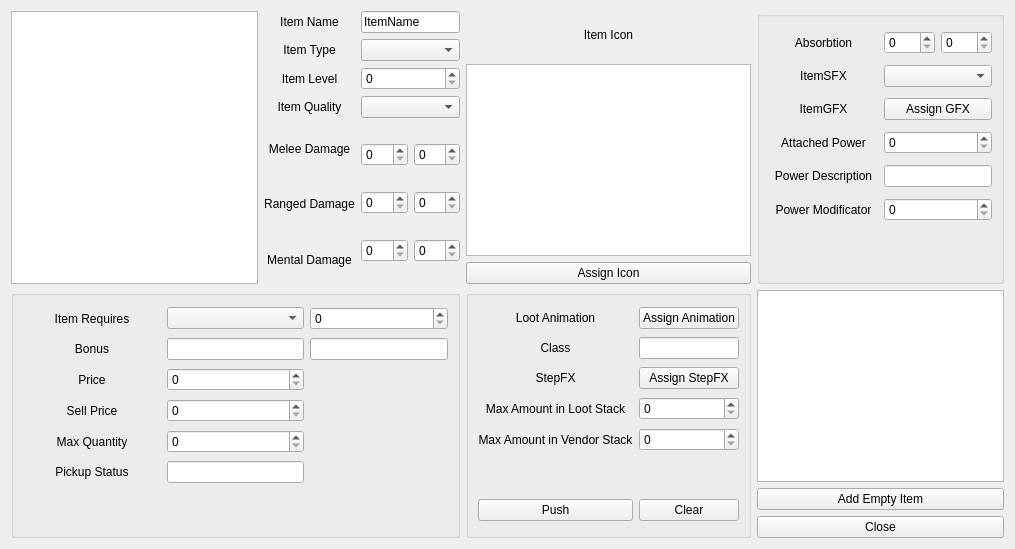
Old version of the form itemswidget.ui in the repository igorko/FlareFramework.
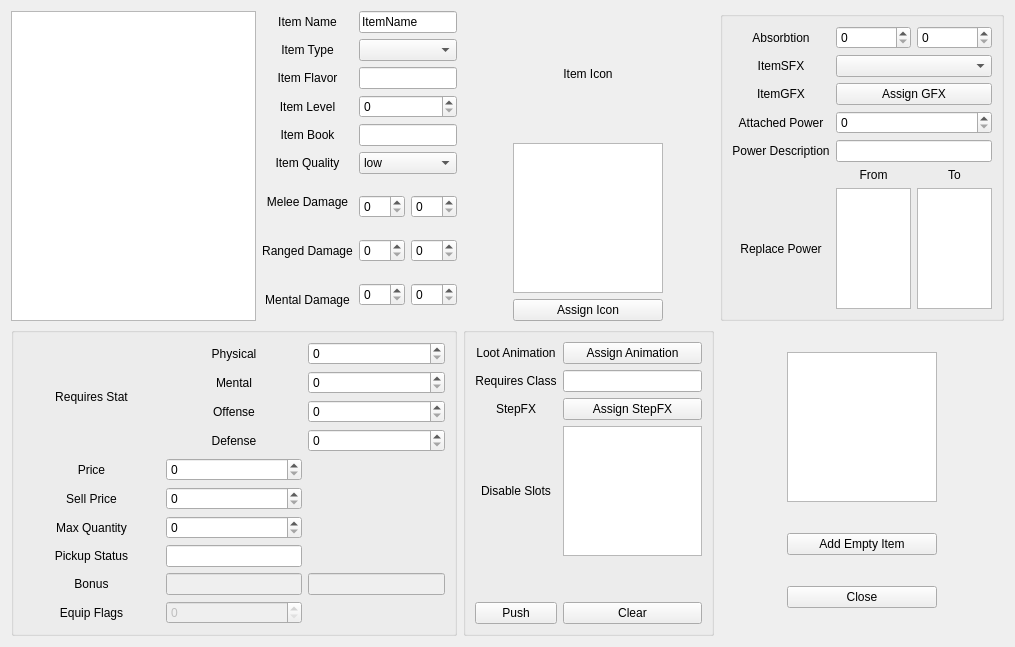
New version of the form.

Commit message: improve items handling

```diff
--- a/itemswidget.ui
+++ b/itemswidget.ui
@@ -1,284 +1,19 @@
 <?xml version="1.0" encoding="UTF-8"?>
 <ui version="4.0">
  <class>ItemsWidget</class>
- <widget class="QWidget" name="Form">
+ <widget class="QWidget" name="ItemsWidget">
   <property name="geometry">
    <rect>
     <x>0</x>
     <y>0</y>
     <width>1015</width>
-    <height>549</height>
+    <height>647</height>
    </rect>
   </property>
   <property name="windowTitle">
    <string>Form</string>
   </property>
   <layout class="QGridLayout" name="gridLayout">
-   <item row="1" column="3">
-    <layout class="QVBoxLayout" name="ProcessLayout">
-     <item>
-      <widget class="QGraphicsView" name="graphicsView">
-       <property name="sizePolicy">
-        <sizepolicy hsizetype="Preferred" vsizetype="Fixed">
-         <horstretch>0</horstretch>
-         <verstretch>0</verstretch>
-        </sizepolicy>
-       </property>
-      </widget>
-     </item>
-     <item>
-      <widget class="QPushButton" name="addNewItem">
-       <property name="text">
-        <string>Add Empty Item</string>
-       </property>
-      </widget>
-     </item>
-     <item>
-      <widget class="QPushButton" name="itemClose">
-       <property name="text">
-        <string>Close</string>
-       </property>
-      </widget>
-     </item>
-    </layout>
-   </item>
-   <item row="1" column="2">
-    <widget class="QGroupBox" name="Loot">
-     <property name="autoFillBackground">
-      <bool>true</bool>
-     </property>
-     <layout class="QGridLayout" name="gridLayout_4">
-      <item row="0" column="1">
-       <widget class="QPushButton" name="assignAnimBtn">
-        <property name="text">
-         <string>Assign Animation</string>
-        </property>
-       </widget>
-      </item>
-      <item row="2" column="0">
-       <widget class="QLabel" name="label_19">
-        <property name="text">
-         <string>StepFX</string>
-        </property>
-        <property name="alignment">
-         <set>Qt::AlignCenter</set>
-        </property>
-       </widget>
-      </item>
-      <item row="3" column="1">
-       <widget class="QSpinBox" name="maxLootSpb"/>
-      </item>
-      <item row="4" column="1">
-       <widget class="QSpinBox" name="maxVendorSpb"/>
-      </item>
-      <item row="1" column="1">
-       <widget class="QLineEdit" name="ClassEdit">
-        <property name="sizePolicy">
-         <sizepolicy hsizetype="Preferred" vsizetype="Fixed">
-          <horstretch>0</horstretch>
-          <verstretch>0</verstretch>
-         </sizepolicy>
-        </property>
-       </widget>
-      </item>
-      <item row="4" column="0">
-       <widget class="QLabel" name="label_21">
-        <property name="text">
-         <string>Max Amount in Vendor Stack</string>
-        </property>
-        <property name="alignment">
-         <set>Qt::AlignCenter</set>
-        </property>
-       </widget>
-      </item>
-      <item row="1" column="0">
-       <widget class="QLabel" name="label_22">
-        <property name="text">
-         <string>Class</string>
-        </property>
-        <property name="alignment">
-         <set>Qt::AlignCenter</set>
-        </property>
-       </widget>
-      </item>
-      <item row="5" column="0">
-       <spacer name="verticalSpacer_3">
-        <property name="orientation">
-         <enum>Qt::Vertical</enum>
-        </property>
-        <property name="sizeType">
-         <enum>QSizePolicy::Minimum</enum>
-        </property>
-        <property name="sizeHint" stdset="0">
-         <size>
-          <width>20</width>
-          <height>40</height>
-         </size>
-        </property>
-       </spacer>
-      </item>
-      <item row="6" column="0">
-       <widget class="QPushButton" name="pushBtn">
-        <property name="text">
-         <string>Push</string>
-        </property>
-       </widget>
-      </item>
-      <item row="0" column="0">
-       <widget class="QLabel" name="label_20">
-        <property name="text">
-         <string>Loot Animation</string>
-        </property>
-        <property name="alignment">
-         <set>Qt::AlignCenter</set>
-        </property>
-       </widget>
-      </item>
-      <item row="2" column="1">
-       <widget class="QPushButton" name="assignStepBtn">
-        <property name="text">
-         <string>Assign StepFX</string>
-        </property>
-       </widget>
-      </item>
-      <item row="3" column="0">
-       <widget class="QLabel" name="label_23">
-        <property name="text">
-         <string>Max Amount in Loot Stack</string>
-        </property>
-        <property name="alignment">
-         <set>Qt::AlignCenter</set>
-        </property>
-       </widget>
-      </item>
-      <item row="6" column="1">
-       <widget class="QPushButton" name="clearBtn">
-        <property name="text">
-         <string>Clear</string>
-        </property>
-       </widget>
-      </item>
-     </layout>
-    </widget>
-   </item>
-   <item row="0" column="1">
-    <layout class="QGridLayout" name="BaseLayout">
-     <item row="0" column="0">
-      <widget class="QLabel" name="ItemNameLabel">
-       <property name="text">
-        <string>Item Name</string>
-       </property>
-       <property name="alignment">
-        <set>Qt::AlignCenter</set>
-       </property>
-      </widget>
-     </item>
-     <item row="2" column="0">
-      <widget class="QLabel" name="ItemLevelLabel">
-       <property name="text">
-        <string>Item Level</string>
-       </property>
-       <property name="alignment">
-        <set>Qt::AlignCenter</set>
-       </property>
-      </widget>
-     </item>
-     <item row="6" column="0">
-      <widget class="QLabel" name="MentalDmLabel">
-       <property name="text">
-        <string>Mental Damage</string>
-       </property>
-       <property name="alignment">
-        <set>Qt::AlignCenter</set>
-       </property>
-      </widget>
-     </item>
-     <item row="5" column="0">
-      <widget class="QLabel" name="RangedDmLabel">
-       <property name="text">
-        <string>Ranged Damage</string>
-       </property>
-       <property name="alignment">
-        <set>Qt::AlignCenter</set>
-       </property>
-      </widget>
-     </item>
-     <item row="3" column="0">
-      <widget class="QLabel" name="ItemQuantityLabel">
-       <property name="text">
-        <string>Item Quality</string>
-       </property>
-       <property name="alignment">
-        <set>Qt::AlignCenter</set>
-       </property>
-      </widget>
-     </item>
-     <item row="4" column="0">
-      <widget class="QLabel" name="MeleeDmLabel">
-       <property name="text">
-        <string>Melee Damage</string>
-       </property>
-       <property name="alignment">
-        <set>Qt::AlignCenter</set>
-       </property>
-      </widget>
-     </item>
-     <item row="1" column="0">
-      <widget class="QLabel" name="ItemTypeLabel">
-       <property name="text">
-        <string>Item Type</string>
-       </property>
-       <property name="alignment">
-        <set>Qt::AlignCenter</set>
-       </property>
-      </widget>
-     </item>
-     <item row="0" column="1">
-      <widget class="QLineEdit" name="itemName">
-       <property name="sizePolicy">
-        <sizepolicy hsizetype="Preferred" vsizetype="Fixed">
-         <horstretch>0</horstretch>
-         <verstretch>0</verstretch>
-        </sizepolicy>
-       </property>
-       <property name="text">
-        <string>ItemName</string>
-       </property>
-      </widget>
-     </item>
-     <item row="1" column="1">
-      <widget class="QComboBox" name="itemTypeCB"/>
-     </item>
-     <item row="2" column="1">
-      <widget class="QSpinBox" name="itemLvlSpin"/>
-     </item>
-     <item row="3" column="1">
-      <widget class="QComboBox" name="itemQualityCB"/>
-     </item>
-     <item row="4" column="1" rowspan="3">
-      <layout class="QGridLayout" name="gridLayout_5">
-       <item row="2" column="0">
-        <widget class="QSpinBox" name="mentalMin"/>
-       </item>
-       <item row="0" column="0">
-        <widget class="QSpinBox" name="meleeMin"/>
-       </item>
-       <item row="1" column="0">
-        <widget class="QSpinBox" name="rangMin"/>
-       </item>
-       <item row="0" column="1">
-        <widget class="QSpinBox" name="meleeMax"/>
-       </item>
-       <item row="1" column="1">
-        <widget class="QSpinBox" name="rangMax"/>
-       </item>
-       <item row="2" column="1">
-        <widget class="QSpinBox" name="mentalMax"/>
-       </item>
-      </layout>
-     </item>
-    </layout>
-   </item>
    <item row="0" column="0">
     <layout class="QVBoxLayout" name="NothingLayout">
      <item>
@@ -293,43 +28,144 @@
      </item>
     </layout>
    </item>
+   <item row="0" column="2">
+    <layout class="QGridLayout" name="gridLayout_3">
+     <item row="0" column="0">
+      <widget class="QLabel" name="ItemIconLabel">
+       <property name="sizePolicy">
+        <sizepolicy hsizetype="Preferred" vsizetype="Preferred">
+         <horstretch>0</horstretch>
+         <verstretch>0</verstretch>
+        </sizepolicy>
+       </property>
+       <property name="text">
+        <string>Item Icon</string>
+       </property>
+       <property name="alignment">
+        <set>Qt::AlignCenter</set>
+       </property>
+      </widget>
+     </item>
+     <item row="1" column="0">
+      <widget class="QGraphicsView" name="graphicsView_2">
+       <property name="sizePolicy">
+        <sizepolicy hsizetype="Preferred" vsizetype="Fixed">
+         <horstretch>0</horstretch>
+         <verstretch>0</verstretch>
+        </sizepolicy>
+       </property>
+       <property name="maximumSize">
+        <size>
+         <width>150</width>
+         <height>150</height>
+        </size>
+       </property>
+      </widget>
+     </item>
+     <item row="2" column="0">
+      <widget class="QPushButton" name="assignIconBtn">
+       <property name="text">
+        <string>Assign Icon</string>
+       </property>
+      </widget>
+     </item>
+    </layout>
+   </item>
    <item row="0" column="3">
     <widget class="QGroupBox" name="Power">
      <property name="autoFillBackground">
       <bool>true</bool>
      </property>
      <layout class="QGridLayout" name="gridLayout_7">
-      <item row="3" column="1">
-       <widget class="QSpinBox" name="power"/>
+      <item row="0" column="0">
+       <widget class="QLabel" name="label_14">
+        <property name="text">
+         <string>Absorbtion</string>
+        </property>
+        <property name="alignment">
+         <set>Qt::AlignCenter</set>
+        </property>
+       </widget>
       </item>
-      <item row="5" column="1">
-       <widget class="QSpinBox" name="powerMod"/>
+      <item row="6" column="1">
+       <widget class="QPlainTextEdit" name="replacePowerFrom">
+        <property name="maximumSize">
+         <size>
+          <width>80</width>
+          <height>16777215</height>
+         </size>
+        </property>
+       </widget>
       </item>
-      <item row="1" column="1">
-       <widget class="QComboBox" name="sfxCb"/>
+      <item row="0" column="1" colspan="2">
+       <layout class="QHBoxLayout" name="horizontalLayout">
+        <item>
+         <widget class="QSpinBox" name="absorbMin"/>
+        </item>
+        <item>
+         <widget class="QSpinBox" name="absorbMax"/>
+        </item>
+       </layout>
       </item>
-      <item row="2" column="1">
+      <item row="5" column="2">
+       <widget class="QLabel" name="label_6">
+        <property name="text">
+         <string>To</string>
+        </property>
+        <property name="alignment">
+         <set>Qt::AlignCenter</set>
+        </property>
+       </widget>
+      </item>
+      <item row="2" column="0">
+       <widget class="QLabel" name="label_17">
+        <property name="text">
+         <string>ItemGFX</string>
+        </property>
+        <property name="alignment">
+         <set>Qt::AlignCenter</set>
+        </property>
+       </widget>
+      </item>
+      <item row="2" column="1" colspan="2">
        <widget class="QPushButton" name="assignGfxBtn">
         <property name="text">
          <string>Assign GFX</string>
         </property>
        </widget>
       </item>
-      <item row="6" column="0">
-       <spacer name="verticalSpacer_2">
-        <property name="orientation">
-         <enum>Qt::Vertical</enum>
+      <item row="5" column="1">
+       <widget class="QLabel" name="label_5">
+        <property name="text">
+         <string>From</string>
         </property>
-        <property name="sizeType">
-         <enum>QSizePolicy::Minimum</enum>
+        <property name="alignment">
+         <set>Qt::AlignCenter</set>
         </property>
-        <property name="sizeHint" stdset="0">
-         <size>
-          <width>20</width>
-          <height>40</height>
-         </size>
+       </widget>
+      </item>
+      <item row="3" column="1" colspan="2">
+       <widget class="QSpinBox" name="power"/>
+      </item>
+      <item row="3" column="0">
+       <widget class="QLabel" name="label_18">
+        <property name="text">
+         <string>Attached Power</string>
         </property>
-       </spacer>
+        <property name="alignment">
+         <set>Qt::AlignCenter</set>
+        </property>
+       </widget>
+      </item>
+      <item row="4" column="1" colspan="2">
+       <widget class="QLineEdit" name="powerDesc">
+        <property name="sizePolicy">
+         <sizepolicy hsizetype="Preferred" vsizetype="Fixed">
+          <horstretch>0</horstretch>
+          <verstretch>0</verstretch>
+         </sizepolicy>
+        </property>
+       </widget>
       </item>
       <item row="4" column="0">
        <widget class="QLabel" name="label_15">
@@ -341,16 +177,6 @@
         </property>
        </widget>
       </item>
-      <item row="2" column="0">
-       <widget class="QLabel" name="label_17">
-        <property name="text">
-         <string>ItemGFX</string>
-        </property>
-        <property name="alignment">
-         <set>Qt::AlignCenter</set>
-        </property>
-       </widget>
-      </item>
       <item row="1" column="0">
        <widget class="QLabel" name="label_16">
         <property name="text">
@@ -361,110 +187,131 @@
         </property>
        </widget>
       </item>
-      <item row="5" column="0">
+      <item row="6" column="0">
        <widget class="QLabel" name="label_24">
         <property name="text">
-         <string>Power Modificator</string>
+         <string>Replace Power</string>
         </property>
         <property name="alignment">
          <set>Qt::AlignCenter</set>
         </property>
        </widget>
       </item>
-      <item row="0" column="1">
-       <layout class="QHBoxLayout" name="horizontalLayout">
-        <item>
-         <widget class="QSpinBox" name="absorbMin"/>
-        </item>
-        <item>
-         <widget class="QSpinBox" name="absorbMax"/>
-        </item>
-       </layout>
+      <item row="1" column="1" colspan="2">
+       <widget class="QComboBox" name="sfxCb"/>
       </item>
-      <item row="0" column="0">
-       <widget class="QLabel" name="label_14">
-        <property name="text">
-         <string>Absorbtion</string>
-        </property>
-        <property name="alignment">
-         <set>Qt::AlignCenter</set>
-        </property>
-       </widget>
-      </item>
-      <item row="4" column="1">
-       <widget class="QLineEdit" name="powerDesc">
-        <property name="sizePolicy">
-         <sizepolicy hsizetype="Preferred" vsizetype="Fixed">
-          <horstretch>0</horstretch>
-          <verstretch>0</verstretch>
-         </sizepolicy>
-        </property>
-       </widget>
-      </item>
-      <item row="3" column="0">
-       <widget class="QLabel" name="label_18">
-        <property name="text">
-         <string>Attached Power</string>
-        </property>
-        <property name="alignment">
-         <set>Qt::AlignCenter</set>
+      <item row="6" column="2">
+       <widget class="QPlainTextEdit" name="replacePowerTo">
+        <property name="maximumSize">
+         <size>
+          <width>80</width>
+          <height>16777215</height>
+         </size>
         </property>
        </widget>
       </item>
      </layout>
     </widget>
    </item>
-   <item row="0" column="2">
-    <layout class="QVBoxLayout" name="IconLayout">
-     <item>
-      <widget class="QLabel" name="ItemIconLabel">
-       <property name="text">
-        <string>Item Icon</string>
-       </property>
-       <property name="alignment">
-        <set>Qt::AlignCenter</set>
-       </property>
-      </widget>
-     </item>
-     <item>
-      <widget class="QGraphicsView" name="graphicsView_2">
-       <property name="sizePolicy">
-        <sizepolicy hsizetype="Preferred" vsizetype="Fixed">
-         <horstretch>0</horstretch>
-         <verstretch>0</verstretch>
-        </sizepolicy>
-       </property>
-      </widget>
-     </item>
-     <item>
-      <widget class="QPushButton" name="assignIconBtn">
-       <property name="text">
-        <string>Assign Icon</string>
-       </property>
-      </widget>
-     </item>
-    </layout>
-   </item>
    <item row="1" column="0" colspan="2">
     <widget class="QGroupBox" name="Statuses">
      <property name="autoFillBackground">
       <bool>true</bool>
      </property>
      <layout class="QGridLayout" name="gridLayout_2">
-      <item row="0" column="0">
+      <item row="0" column="1">
+       <widget class="QLabel" name="label">
+        <property name="text">
+         <string>Physical</string>
+        </property>
+        <property name="alignment">
+         <set>Qt::AlignCenter</set>
+        </property>
+       </widget>
+      </item>
+      <item row="1" column="1">
+       <widget class="QLabel" name="label_2">
+        <property name="text">
+         <string>Mental</string>
+        </property>
+        <property name="alignment">
+         <set>Qt::AlignCenter</set>
+        </property>
+       </widget>
+      </item>
+      <item row="2" column="2">
+       <widget class="QSpinBox" name="reqOff"/>
+      </item>
+      <item row="5" column="1">
+       <widget class="QSpinBox" name="price"/>
+      </item>
+      <item row="2" column="1">
+       <widget class="QLabel" name="label_3">
+        <property name="text">
+         <string>Offense</string>
+        </property>
+        <property name="alignment">
+         <set>Qt::AlignCenter</set>
+        </property>
+       </widget>
+      </item>
+      <item row="3" column="2">
+       <widget class="QSpinBox" name="reqDef"/>
+      </item>
+      <item row="8" column="0">
+       <widget class="QLabel" name="pickupLabel">
+        <property name="text">
+         <string>Pickup Status</string>
+        </property>
+        <property name="alignment">
+         <set>Qt::AlignCenter</set>
+        </property>
+       </widget>
+      </item>
+      <item row="8" column="1">
+       <widget class="QLineEdit" name="pickupStatus">
+        <property name="sizePolicy">
+         <sizepolicy hsizetype="Preferred" vsizetype="Fixed">
+          <horstretch>0</horstretch>
+          <verstretch>0</verstretch>
+         </sizepolicy>
+        </property>
+       </widget>
+      </item>
+      <item row="7" column="1">
+       <widget class="QSpinBox" name="maxQuantity"/>
+      </item>
+      <item row="6" column="0">
+       <widget class="QLabel" name="sellPriceLabel">
+        <property name="text">
+         <string>Sell Price</string>
+        </property>
+        <property name="alignment">
+         <set>Qt::AlignCenter</set>
+        </property>
+       </widget>
+      </item>
+      <item row="10" column="0">
+       <widget class="QLabel" name="equipFlagsLabel">
+        <property name="text">
+         <string>Equip Flags</string>
+        </property>
+        <property name="alignment">
+         <set>Qt::AlignCenter</set>
+        </property>
+       </widget>
+      </item>
+      <item row="10" column="1">
+       <widget class="QSpinBox" name="equipFlags">
+        <property name="enabled">
+         <bool>false</bool>
+        </property>
+       </widget>
+      </item>
+      <item row="0" column="0" rowspan="4">
        <widget class="QLabel" name="requiresLabel">
         <property name="text">
-         <string>Item Requires</string>
-        </property>
-        <property name="alignment">
-         <set>Qt::AlignCenter</set>
-        </property>
-       </widget>
-      </item>
-      <item row="2" column="0">
-       <widget class="QLabel" name="priceLabel">
-        <property name="text">
-         <string>Price</string>
+         <string>Requires Stat</string>
         </property>
         <property name="alignment">
          <set>Qt::AlignCenter</set>
@@ -472,29 +319,9 @@
        </widget>
       </item>
       <item row="1" column="2">
-       <widget class="QLineEdit" name="bonusVal">
-        <property name="sizePolicy">
-         <sizepolicy hsizetype="Preferred" vsizetype="Fixed">
-          <horstretch>0</horstretch>
-          <verstretch>0</verstretch>
-         </sizepolicy>
-        </property>
-       </widget>
+       <widget class="QSpinBox" name="reqMent"/>
       </item>
-      <item row="1" column="1">
-       <widget class="QLineEdit" name="bonus">
-        <property name="sizePolicy">
-         <sizepolicy hsizetype="Preferred" vsizetype="Fixed">
-          <horstretch>0</horstretch>
-          <verstretch>0</verstretch>
-         </sizepolicy>
-        </property>
-       </widget>
-      </item>
-      <item row="3" column="1">
-       <widget class="QSpinBox" name="sellPrice"/>
-      </item>
-      <item row="4" column="0">
+      <item row="7" column="0">
        <widget class="QLabel" name="maxQuantLabel">
         <property name="text">
          <string>Max Quantity</string>
@@ -504,13 +331,33 @@
         </property>
        </widget>
       </item>
-      <item row="4" column="1">
-       <widget class="QSpinBox" name="maxQuantity"/>
-      </item>
       <item row="0" column="2">
-       <widget class="QSpinBox" name="requiresValue"/>
+       <widget class="QSpinBox" name="reqPhys"/>
       </item>
-      <item row="1" column="0">
+      <item row="5" column="0">
+       <widget class="QLabel" name="priceLabel">
+        <property name="text">
+         <string>Price</string>
+        </property>
+        <property name="alignment">
+         <set>Qt::AlignCenter</set>
+        </property>
+       </widget>
+      </item>
+      <item row="3" column="1">
+       <widget class="QLabel" name="label_4">
+        <property name="text">
+         <string>Defense</string>
+        </property>
+        <property name="alignment">
+         <set>Qt::AlignCenter</set>
+        </property>
+       </widget>
+      </item>
+      <item row="6" column="1">
+       <widget class="QSpinBox" name="sellPrice"/>
+      </item>
+      <item row="9" column="0">
        <widget class="QLabel" name="bonusLabel">
         <property name="text">
          <string>Bonus</string>
@@ -520,8 +367,11 @@
         </property>
        </widget>
       </item>
-      <item row="5" column="1">
-       <widget class="QLineEdit" name="pickupStatus">
+      <item row="9" column="1">
+       <widget class="QLineEdit" name="bonus">
+        <property name="enabled">
+         <bool>false</bool>
+        </property>
         <property name="sizePolicy">
          <sizepolicy hsizetype="Preferred" vsizetype="Fixed">
           <horstretch>0</horstretch>
@@ -530,16 +380,234 @@
         </property>
        </widget>
       </item>
-      <item row="2" column="1">
-       <widget class="QSpinBox" name="price"/>
+      <item row="9" column="2">
+       <widget class="QLineEdit" name="bonusVal">
+        <property name="enabled">
+         <bool>false</bool>
+        </property>
+        <property name="sizePolicy">
+         <sizepolicy hsizetype="Preferred" vsizetype="Fixed">
+          <horstretch>0</horstretch>
+          <verstretch>0</verstretch>
+         </sizepolicy>
+        </property>
+       </widget>
       </item>
+     </layout>
+    </widget>
+   </item>
+   <item row="0" column="1">
+    <layout class="QGridLayout" name="BaseLayout">
+     <item row="3" column="0">
+      <widget class="QLabel" name="ItemLevelLabel">
+       <property name="text">
+        <string>Item Level</string>
+       </property>
+       <property name="alignment">
+        <set>Qt::AlignCenter</set>
+       </property>
+      </widget>
+     </item>
+     <item row="5" column="0">
+      <widget class="QLabel" name="ItemQuantityLabel">
+       <property name="text">
+        <string>Item Quality</string>
+       </property>
+       <property name="alignment">
+        <set>Qt::AlignCenter</set>
+       </property>
+      </widget>
+     </item>
+     <item row="6" column="1" rowspan="3">
+      <layout class="QGridLayout" name="gridLayout_5">
+       <item row="2" column="0">
+        <widget class="QSpinBox" name="mentalMin"/>
+       </item>
+       <item row="0" column="0">
+        <widget class="QSpinBox" name="meleeMin"/>
+       </item>
+       <item row="1" column="0">
+        <widget class="QSpinBox" name="rangMin"/>
+       </item>
+       <item row="0" column="1">
+        <widget class="QSpinBox" name="meleeMax"/>
+       </item>
+       <item row="1" column="1">
+        <widget class="QSpinBox" name="rangMax"/>
+       </item>
+       <item row="2" column="1">
+        <widget class="QSpinBox" name="mentalMax"/>
+       </item>
+      </layout>
+     </item>
+     <item row="0" column="1">
+      <widget class="QLineEdit" name="itemName">
+       <property name="sizePolicy">
+        <sizepolicy hsizetype="Preferred" vsizetype="Fixed">
+         <horstretch>0</horstretch>
+         <verstretch>0</verstretch>
+        </sizepolicy>
+       </property>
+       <property name="text">
+        <string>ItemName</string>
+       </property>
+      </widget>
+     </item>
+     <item row="4" column="0">
+      <widget class="QLabel" name="itemBookLabel">
+       <property name="text">
+        <string>Item Book</string>
+       </property>
+       <property name="alignment">
+        <set>Qt::AlignCenter</set>
+       </property>
+      </widget>
+     </item>
+     <item row="8" column="0">
+      <widget class="QLabel" name="MentalDmLabel">
+       <property name="text">
+        <string>Mental Damage</string>
+       </property>
+       <property name="alignment">
+        <set>Qt::AlignCenter</set>
+       </property>
+      </widget>
+     </item>
+     <item row="6" column="0">
+      <widget class="QLabel" name="MeleeDmLabel">
+       <property name="text">
+        <string>Melee Damage</string>
+       </property>
+       <property name="alignment">
+        <set>Qt::AlignCenter</set>
+       </property>
+      </widget>
+     </item>
+     <item row="4" column="1">
+      <widget class="QLineEdit" name="itemBook"/>
+     </item>
+     <item row="1" column="1">
+      <widget class="QComboBox" name="itemTypeCB"/>
+     </item>
+     <item row="1" column="0">
+      <widget class="QLabel" name="ItemTypeLabel">
+       <property name="text">
+        <string>Item Type</string>
+       </property>
+       <property name="alignment">
+        <set>Qt::AlignCenter</set>
+       </property>
+      </widget>
+     </item>
+     <item row="5" column="1">
+      <widget class="QComboBox" name="itemQualityCB">
+       <item>
+        <property name="text">
+         <string>low</string>
+        </property>
+       </item>
+       <item>
+        <property name="text">
+         <string>normal</string>
+        </property>
+       </item>
+       <item>
+        <property name="text">
+         <string>high</string>
+        </property>
+       </item>
+       <item>
+        <property name="text">
+         <string>epic</string>
+        </property>
+       </item>
+      </widget>
+     </item>
+     <item row="7" column="0">
+      <widget class="QLabel" name="RangedDmLabel">
+       <property name="text">
+        <string>Ranged Damage</string>
+       </property>
+       <property name="alignment">
+        <set>Qt::AlignCenter</set>
+       </property>
+      </widget>
+     </item>
+     <item row="0" column="0">
+      <widget class="QLabel" name="ItemNameLabel">
+       <property name="text">
+        <string>Item Name</string>
+       </property>
+       <property name="alignment">
+        <set>Qt::AlignCenter</set>
+       </property>
+      </widget>
+     </item>
+     <item row="3" column="1">
+      <widget class="QSpinBox" name="itemLvlSpin"/>
+     </item>
+     <item row="2" column="0">
+      <widget class="QLabel" name="flavorLabel">
+       <property name="text">
+        <string>Item Flavor</string>
+       </property>
+       <property name="alignment">
+        <set>Qt::AlignCenter</set>
+       </property>
+      </widget>
+     </item>
+     <item row="2" column="1">
+      <widget class="QLineEdit" name="itemFlavor"/>
+     </item>
+    </layout>
+   </item>
+   <item row="1" column="2">
+    <widget class="QGroupBox" name="Loot">
+     <property name="autoFillBackground">
+      <bool>true</bool>
+     </property>
+     <layout class="QGridLayout" name="gridLayout_4">
       <item row="0" column="1">
-       <widget class="QComboBox" name="requiresType"/>
+       <widget class="QPushButton" name="assignAnimBtn">
+        <property name="text">
+         <string>Assign Animation</string>
+        </property>
+       </widget>
       </item>
-      <item row="3" column="0">
-       <widget class="QLabel" name="sellPriceLabel">
+      <item row="2" column="0">
+       <widget class="QLabel" name="label_19">
         <property name="text">
-         <string>Sell Price</string>
+         <string>StepFX</string>
+        </property>
+        <property name="alignment">
+         <set>Qt::AlignCenter</set>
+        </property>
+       </widget>
+      </item>
+      <item row="1" column="1">
+       <widget class="QLineEdit" name="ClassEdit">
+        <property name="sizePolicy">
+         <sizepolicy hsizetype="Preferred" vsizetype="Fixed">
+          <horstretch>0</horstretch>
+          <verstretch>0</verstretch>
+         </sizepolicy>
+        </property>
+       </widget>
+      </item>
+      <item row="4" column="0">
+       <widget class="QLabel" name="disableSlotsLabel">
+        <property name="text">
+         <string>Disable Slots</string>
+        </property>
+        <property name="alignment">
+         <set>Qt::AlignCenter</set>
+        </property>
+       </widget>
+      </item>
+      <item row="1" column="0">
+       <widget class="QLabel" name="label_22">
+        <property name="text">
+         <string>Requires Class</string>
         </property>
         <property name="alignment">
          <set>Qt::AlignCenter</set>
@@ -547,17 +615,7 @@
        </widget>
       </item>
       <item row="5" column="0">
-       <widget class="QLabel" name="pickupLabel">
-        <property name="text">
-         <string>Pickup Status</string>
-        </property>
-        <property name="alignment">
-         <set>Qt::AlignCenter</set>
-        </property>
-       </widget>
-      </item>
-      <item row="6" column="0">
-       <spacer name="verticalSpacer">
+       <spacer name="verticalSpacer_3">
         <property name="orientation">
          <enum>Qt::Vertical</enum>
         </property>
@@ -572,9 +630,90 @@
         </property>
        </spacer>
       </item>
+      <item row="6" column="0">
+       <widget class="QPushButton" name="pushBtn">
+        <property name="text">
+         <string>Push</string>
+        </property>
+       </widget>
+      </item>
+      <item row="0" column="0">
+       <widget class="QLabel" name="label_20">
+        <property name="text">
+         <string>Loot Animation</string>
+        </property>
+        <property name="alignment">
+         <set>Qt::AlignCenter</set>
+        </property>
+       </widget>
+      </item>
+      <item row="2" column="1">
+       <widget class="QPushButton" name="assignStepBtn">
+        <property name="text">
+         <string>Assign StepFX</string>
+        </property>
+       </widget>
+      </item>
+      <item row="6" column="1">
+       <widget class="QPushButton" name="clearBtn">
+        <property name="text">
+         <string>Clear</string>
+        </property>
+       </widget>
+      </item>
+      <item row="4" column="1">
+       <widget class="QPlainTextEdit" name="disableSlots">
+        <property name="sizePolicy">
+         <sizepolicy hsizetype="Expanding" vsizetype="Expanding">
+          <horstretch>0</horstretch>
+          <verstretch>0</verstretch>
+         </sizepolicy>
+        </property>
+        <property name="maximumSize">
+         <size>
+          <width>150</width>
+          <height>16777215</height>
+         </size>
+        </property>
+       </widget>
+      </item>
      </layout>
     </widget>
    </item>
+   <item row="1" column="3">
+    <layout class="QGridLayout" name="gridLayout_6">
+     <item row="0" column="0">
+      <widget class="QGraphicsView" name="graphicsView">
+       <property name="sizePolicy">
+        <sizepolicy hsizetype="Preferred" vsizetype="Fixed">
+         <horstretch>0</horstretch>
+         <verstretch>0</verstretch>
+        </sizepolicy>
+       </property>
+       <property name="maximumSize">
+        <size>
+         <width>150</width>
+         <height>150</height>
+        </size>
+       </property>
+      </widget>
+     </item>
+     <item row="1" column="0">
+      <widget class="QPushButton" name="addNewItem">
+       <property name="text">
+        <string>Add Empty Item</string>
+       </property>
+      </widget>
+     </item>
+     <item row="2" column="0">
+      <widget class="QPushButton" name="itemClose">
+       <property name="text">
+        <string>Close</string>
+       </property>
+      </widget>
+     </item>
+    </layout>
+   </item>
   </layout>
  </widget>
  <resources/>
```
The commit also changes 1 other file.
